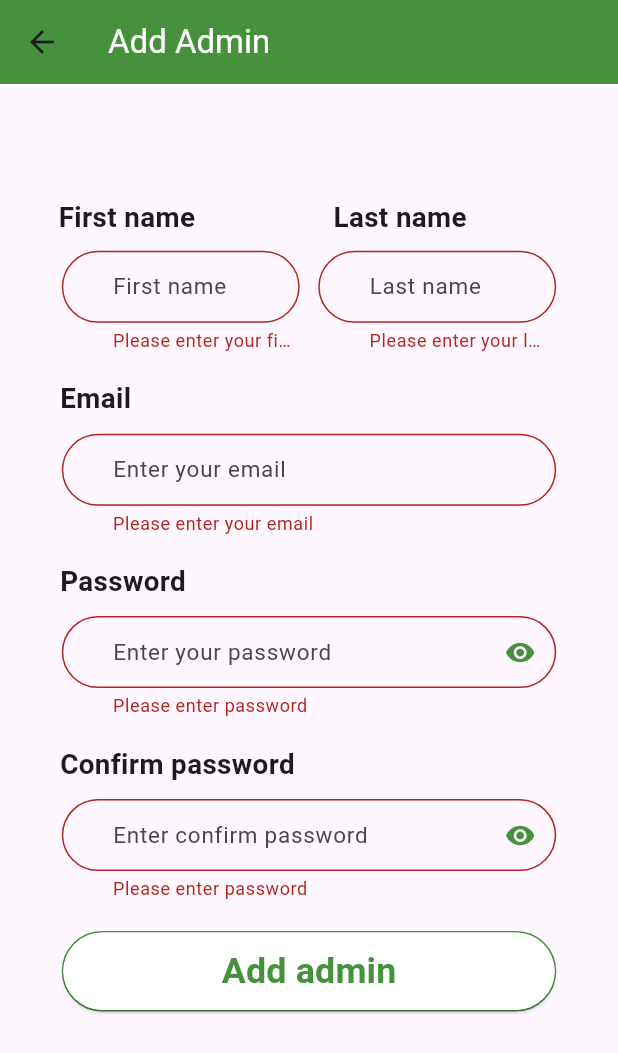
After one commit to qadis1dev/wetland, a Flutter app: the AddAdmin screen opened directly, after a tap on "Add admin", on a phone screen of 412 x 824 dp. The commit adds this screen. Shown: the top 1053 px of the screen. Run offline on Flutter 3.47's test engine with Material 3 defaults, Android fonts, the light colour scheme and no system bars; our stand-ins replace cloud_firestore, cloud_functions, firebase_auth, firebase_core; accounts and stored records are empty.

Commit message:
add admin

```diff
--- /dev/null
+++ b/lib/screens/add_admin.dart
@@ -0,0 +1,350 @@
+// ignore_for_file: use_build_context_synchronously
+
+import "package:app/root.dart";
+import "package:app/screens/terms_and_confitions.dart";
+import "package:cloud_functions/cloud_functions.dart";
+import "package:flutter/gestures.dart";
+import "package:flutter/material.dart";
+import "package:firebase_auth/firebase_auth.dart";
+import "package:cloud_firestore/cloud_firestore.dart";
+
+class AddAdmin extends StatefulWidget {
+  const AddAdmin({super.key});
+
+  @override
+  State<AddAdmin> createState() => _AddAdminState();
+}
+
+class _AddAdminState extends State<AddAdmin> {
+  bool secureText = true;
+  final fNameController = TextEditingController();
+  final lNameController = TextEditingController();
+  final emailController = TextEditingController();
+  final passwordController = TextEditingController();
+  final confirmPasswordController = TextEditingController();
+  double widthSize = 0.0;
+  double heightSize = 0.0;
+  addAdmin() async {
+    try {
+      final function = await FirebaseFunctions.instance.httpsCallable("addAdmin").call(
+        {
+          "email": emailController.text,
+          "password": passwordController.text,
+          "first_name": fNameController.text,
+          "last_name": lNameController.text
+        }
+      );
+
+      print(function.data);
+      if (function.data["success"] == true) {
+        Navigator.of(context).pop();
+        ScaffoldMessenger.of(context).showSnackBar(
+          SnackBar(content: Text("Admin added successfully"), backgroundColor: Color(0xFF46932c),)
+        );
+      } else {
+        ScaffoldMessenger.of(context).showSnackBar(
+          SnackBar(content: Text("Adding admin failed"), backgroundColor: Color(0xFF46932c),)
+        );
+      }
+    } catch (e) {
+      ScaffoldMessenger.of(context).showSnackBar(
+        SnackBar(content: Text("Error has occured"), backgroundColor: Color(0xFF46932c),)
+      );
+    }
+  }
+
+  final _formKey = GlobalKey<FormState>();
+  @override
+  Widget build(BuildContext context) {
+    widthSize = MediaQuery.of(context).size.width;
+    heightSize = MediaQuery.of(context).size.height;
+    return Scaffold(
+      appBar: AppBar(
+        backgroundColor: Color(0xff46923c),
+        title: Text(
+          "Add Admin",
+          style: TextStyle(color: Colors.white),
+        ),
+      ),
+      body: Form(
+        key: _formKey,
+        child: SingleChildScrollView(
+          child: Column(
+            children: [
+              SizedBox(height: heightSize*0.08,),
+              //text first and last name
+              SizedBox(
+                height: heightSize*0.055,
+                child: (
+                    Row(
+                      children: [
+                        Expanded(
+                          child: Container(
+                            // color: Colors.pink,
+                              padding: EdgeInsets.only(left: 39.0,), // Add padding from the left side
+                              alignment: Alignment.centerLeft,
+                              child: Text('First name', style: TextStyle(fontWeight:FontWeight.bold,fontSize: widthSize*0.045,),
+                              )
+                          ),
+                        ),
+                        SizedBox(width: widthSize*0.03,),
+                        Expanded(
+                          child: Container(
+                            // color: Colors.pink,
+                              padding: EdgeInsets.only(left: 10.0,), // Add padding from the left side
+                              alignment: Alignment.centerLeft,
+                              child: Text('Last name', style: TextStyle(fontWeight:FontWeight.bold,fontSize: widthSize*0.045,),
+                              )
+                          ),
+                        ),
+                      ],
+                    )
+                ),
+              ),
+              //first and last name
+              SizedBox(
+                width: widthSize*0.8,
+                child: (
+                  Row(
+                    children: [
+                      Expanded(
+                          child: TextFormField(
+                            controller: fNameController,
+                            validator: (value) {
+                              if (value == null || value.isEmpty) {
+                                return "Please enter your first name";
+                              } else {
+                                return null;
+                              }
+                            },
+                            keyboardType: TextInputType.emailAddress,
+                            cursorColor: Colors.green,
+                            decoration: InputDecoration(
+                              hintText: "First name",
+                              hintStyle: TextStyle(fontSize: 15),
+                              contentPadding: EdgeInsets.only(left: 30),
+                              border: OutlineInputBorder(borderRadius: BorderRadius.circular(50),),
+                              enabledBorder: OutlineInputBorder(
+                                borderSide: BorderSide(color: Color(0xFF46923c)),
+                                borderRadius: BorderRadius.circular(50),
+                              ),
+                              focusedBorder: OutlineInputBorder(
+                                borderSide: BorderSide(color: Color(0xFF46923c),width: 2.0,),
+                                borderRadius: BorderRadius.circular(50),
+                              ),
+                            ),
+                          ),),
+                      SizedBox(width: widthSize*0.03,),
+                      Expanded(
+                        child: TextFormField(
+                          controller: lNameController,
+                          validator: (value) {
+                              if (value == null || value.isEmpty) {
+                                return "Please enter your last name";
+                              } else {
+                                return null;
+                              }
+                            },
+                          keyboardType: TextInputType.emailAddress,
+                          cursorColor: Colors.green,
+                          decoration: InputDecoration(
+                            hintText: "Last name",
+                            hintStyle: TextStyle(fontSize: 15),
+                            contentPadding: EdgeInsets.only(left: 30),
+                            border: OutlineInputBorder(borderRadius: BorderRadius.circular(50),),
+                            enabledBorder: OutlineInputBorder(
+                              borderSide: BorderSide(color: Color(0xFF46923c)),
+                              borderRadius: BorderRadius.circular(50),
+                            ),
+                            focusedBorder: OutlineInputBorder(
+                              borderSide: BorderSide(color: Color(0xFF46923c),width: 2.0,),
+                              borderRadius: BorderRadius.circular(50),
+                            ),
+                          ),
+                        ),),
+                    ],
+                  )
+                ),
+              ),
+              // text email
+              Container(
+                // color: Colors.pink,
+                  padding: EdgeInsets.only(top:17,left: 40.0,bottom: 10,), // Add padding from the left side
+                  alignment: Alignment.centerLeft,
+                  child: Text('Email', style: TextStyle(fontWeight:FontWeight.bold,fontSize: widthSize*0.045,),
+                  )
+              ),
+              //Email
+              SizedBox(
+                width: widthSize*0.8,
+                child: TextFormField(
+                  controller: emailController,
+                  validator: (value) {
+                    if (value == null || value.isEmpty) {
+                      return "Please enter your email";
+                    } else if (!RegExp(r"^[a-zA-Z0-9.a-zA-Z0-9.!#$%&'*+-/=?^_`{|}~]+@[a-zA-Z0-9]+\.[a-zA-Z]+").hasMatch(value)) {
+                      return "Please enter valid email";
+                    } else {
+                      return null;
+                    }
+                  },
+                  keyboardType: TextInputType.emailAddress,
+                  cursorColor: Colors.green,
+                  decoration: InputDecoration(
+                    hintText: "Enter your email",
+                    hintStyle: TextStyle(fontSize: 15),
+                    contentPadding: EdgeInsets.only(left: 30),
+                    border: OutlineInputBorder(borderRadius: BorderRadius.circular(50),),
+                    enabledBorder: OutlineInputBorder(
+                      borderSide: BorderSide(color: Color(0xFF46923c)),
+                      borderRadius: BorderRadius.circular(50),
+                    ),
+                    focusedBorder: OutlineInputBorder(
+                      borderSide: BorderSide(color: Color(0xFF46923c),width: 2.0,),
+                      borderRadius: BorderRadius.circular(50),
+                    ),
+                  ),
+                ),
+              ),
+              SizedBox(height: heightSize*0.02),
+              // text pass
+              Container(
+                // color: Colors.pink,
+                  padding: EdgeInsets.only(left: 40.0,bottom: 10,), // Add padding from the left side
+                  alignment: Alignment.centerLeft,
+                  child: Text('Password', style: TextStyle(fontWeight:FontWeight.bold,fontSize: widthSize*0.045,),
+                  )
+              ),
+              //Password
+              SizedBox(
+                width: widthSize*0.8,
+                child: TextFormField(
+                  controller: passwordController,
+                  validator: (value) {
+                    if (value == null || value.isEmpty) {
+                      return "Please enter password";
+                    } else if (value.length < 7) {
+                      return "Password must be 7 characters or longer";
+                    } else if (value != confirmPasswordController.text) {
+                      return "Passwords dont match";
+                    } else {
+                      return null;
+                    }
+                  },
+                  cursorColor: Colors.green,
+                  decoration: InputDecoration(
+                      hintText: "Enter your password",
+                      hintStyle: TextStyle(fontSize: 15),
+                      contentPadding: EdgeInsets.only(left: 30),
+                      border: OutlineInputBorder(
+                        borderRadius: BorderRadius.circular(50),
+                      ),
+                      enabledBorder: OutlineInputBorder(
+                        borderSide: BorderSide(color: Color(0xFF46923c)),
+                        borderRadius: BorderRadius.circular(50),
+                      ),
+                      focusedBorder: OutlineInputBorder(
+                        borderSide: BorderSide(color: Color(0xFF46923c),width: 2.0,),
+                        borderRadius: BorderRadius.circular(50),
+                      ),
+                      suffixIcon: IconButton(
+                        icon: Icon(secureText ? Icons.visibility:Icons.visibility_off,color: Color(0xFF46923c),size: widthSize*0.05,),
+                        onPressed: (){
+                          setState(() {
+                            secureText = !secureText;
+                          });
+                        },
+                      )
+                  ),
+                  obscureText: secureText,
+                ),
+              ),
+              // text Confirm pass
+              Container(
+                // color: Colors.pink,
+                  padding: EdgeInsets.only(top:17,left: 40.0,bottom: 10,), // Add padding from the left side
+                  alignment: Alignment.centerLeft,
+                  child: Text('Confirm password', style: TextStyle(fontWeight:FontWeight.bold,fontSize: widthSize*0.045,),
+                  )
+              ),
+              //Confirm password
+              SizedBox(
+                width: widthSize*0.8,
+                child: TextFormField(
+                  controller: confirmPasswordController,
+                  validator: (value) {
+                    if (value == null || value.isEmpty) {
+                      return "Please enter password";
+                    } else if (value.length < 7) {
+                      return "Password must be 7 characters or longer";
+                    } else if (value != passwordController.text) {
+                      return "Passwords dont match";
+                    } else {
+                      return null;
+                    }
+                  },
+                  cursorColor: Colors.green,
+                  decoration: InputDecoration(
+                      hintText: "Enter confirm password",
+                      hintStyle: TextStyle(fontSize: 15),
+                      contentPadding: EdgeInsets.only(left: 30),
+                      border: OutlineInputBorder(
+                        borderRadius: BorderRadius.circular(50),
+                      ),
+                      enabledBorder: OutlineInputBorder(
+                        borderSide: BorderSide(color: Color(0xFF46923c)),
+                        borderRadius: BorderRadius.circular(50),
+                      ),
+                      focusedBorder: OutlineInputBorder(
+                        borderSide: BorderSide(color: Color(0xFF46923c),width: 2.0,),
+                        borderRadius: BorderRadius.circular(50),
+                      ),
+                      suffixIcon: IconButton(
+                        icon: Icon(secureText ? Icons.visibility:Icons.visibility_off,color: Color(0xFF46923c),size: widthSize*0.05,),
+                        onPressed: (){
+                          setState(() {
+                            secureText = !secureText;
+                          });
+                        },
+                      )
+                  ),
+                  obscureText: secureText,
+                ),
+              ),
+              SizedBox(height: 20,),
+              //Button
+              Container(
+                width: widthSize * 0.8,
+                height: heightSize * 0.065,
+                decoration: BoxDecoration(
+                  border: Border.all(color: Color(0xFF46923c)),
+                  borderRadius: BorderRadius.circular(50),
+                ),
+                child: ElevatedButton(
+                  onPressed: () async {
+                    if (_formKey.currentState!.validate()) {
+                      await addAdmin();
+                    }
+                  },
+                  style: ElevatedButton.styleFrom(
+                    backgroundColor: Colors.white, // White background when it's not clicked
+                    foregroundColor: Color(0xFF46923c), // White background when it's clicked
+                    shape: RoundedRectangleBorder(
+                      borderRadius: BorderRadius.circular(50),
+                    ),
+                  ),
+                  child: Text(
+                    'Add admin',
+                    style: TextStyle(color: Color(0xFF46923c), fontWeight: FontWeight.bold, fontSize: widthSize*0.058,),
+                  ),
+                ),
+              ),
+              SizedBox(height: heightSize*0.012,),
+              SizedBox(height: 20,)
+            ],
+          ),
+        ),
+      ),
+    );
+  }
+}
--- a/lib/screens/logged.dart
+++ b/lib/screens/logged.dart
@@ -1,6 +1,7 @@
 // ignore_for_file: use_build_context_synchronously, prefer_typing_uninitialized_variables
 
 import 'package:app/root.dart';
+import 'package:app/screens/add_admin.dart';
 import 'package:cloud_firestore/cloud_firestore.dart';
 import 'package:firebase_auth/firebase_auth.dart';
 import 'package:flutter/material.dart';
@@ -77,6 +78,13 @@ class _LoggedState extends State<Logged> {
           ),
           data["user_type"] == 0
           ? ListTile(
+            onTap: () {
+              Navigator.of(context).push(
+                MaterialPageRoute(
+                  builder: (context) => AddAdmin(),
+                )
+              );
+            },
             title: Text("Add admin"),
           )
           : SizedBox(),
```
